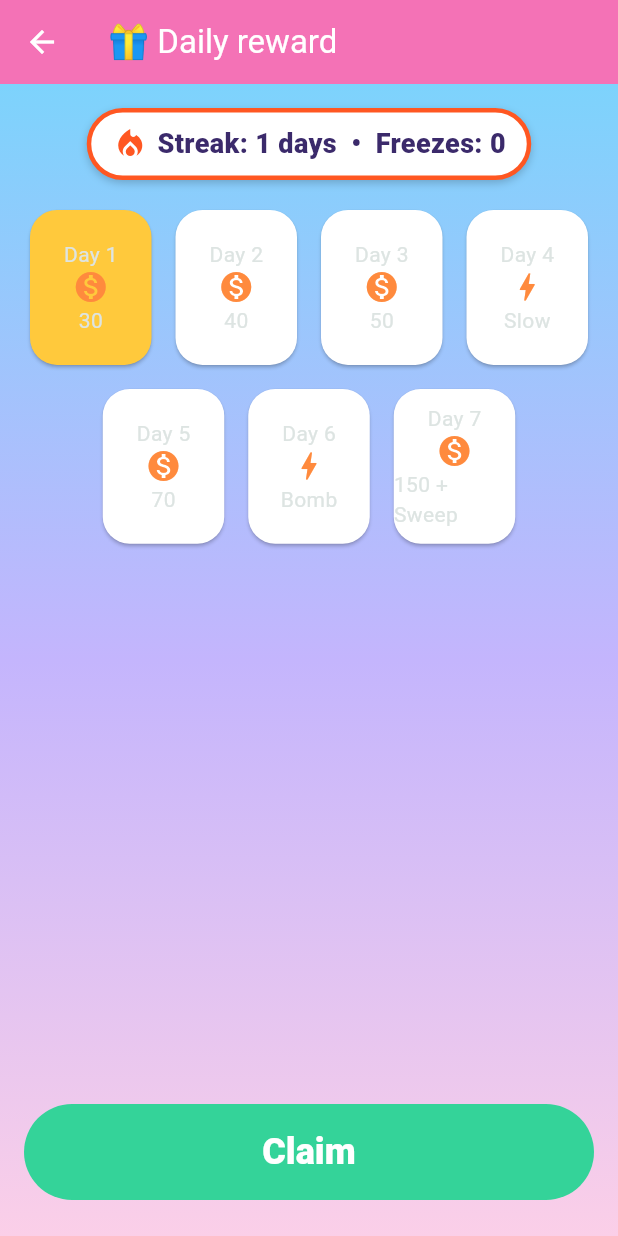
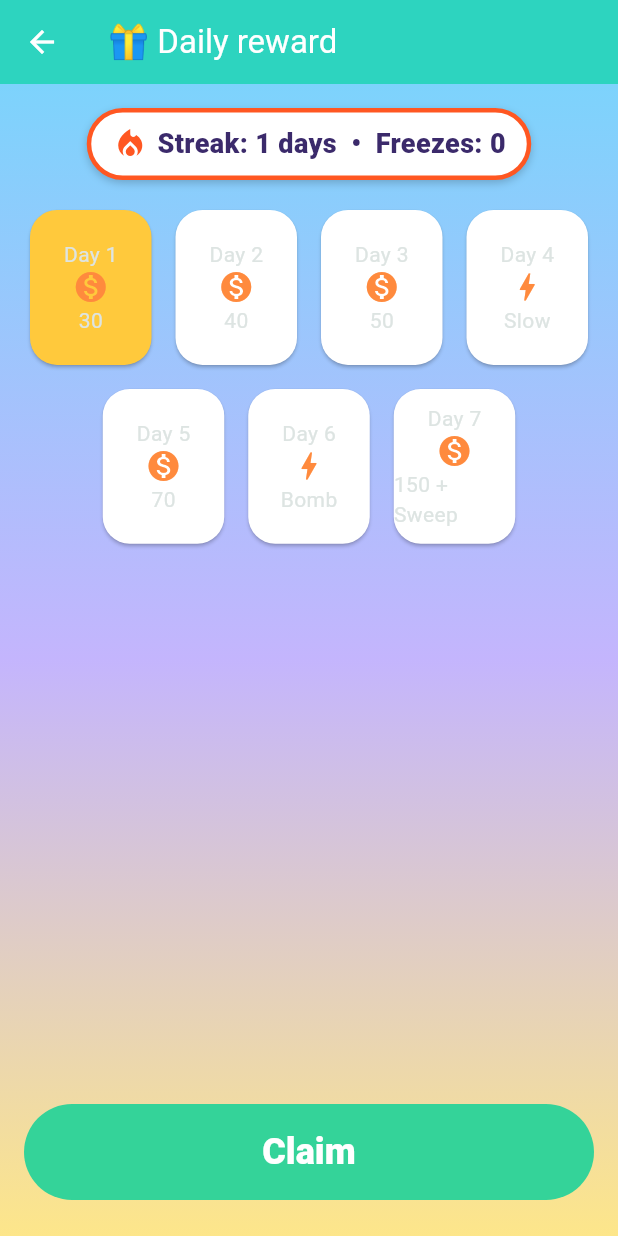
Before and after one commit to ya-spark/game-block-fall, a Flutter app: the screen it shows after launch, after a tap on "Daily reward", on a phone screen of 412 x 824 dp. Run offline on Flutter 3.47's test engine with Material 3 defaults, Android fonts, the phone set to English and light mode, and no system bars; our stand-ins replace flutter_local_notifications, flutter_timezone, google_mobile_ads, in_app_purchase, shared_preferences, timezone and 1 more; missing offline and left inert: flame; statements that could not run were skipped.

Commit message:
Unify home button layout with Block Puzzle; colorful, gender-neutral game pages
Co-Authored-By: Claude Sonnet 5.5 <noreply@anthropic.com>

```diff
--- a/lib/ui/daily_reward_screen.dart
+++ b/lib/ui/daily_reward_screen.dart
@@ -18,7 +18,7 @@ class DailyRewardScreen extends StatelessWidget {
     return Scaffold(
       appBar: AppBar(
         title: const Text('\u{1F381} Daily reward'),
-        backgroundColor: KidColors.pink,
+        backgroundColor: KidColors.teal,
         foregroundColor: Colors.white,
       ),
       body: KidBackground(
--- a/lib/ui/game_screen.dart
+++ b/lib/ui/game_screen.dart
@@ -387,7 +387,7 @@ class _GameScreenState extends State<GameScreen> with WidgetsBindingObserver {
             gradient: RadialGradient(
               center: Alignment(0, -1),
               radius: 1.4,
-              colors: [Color(0xFF1D4552), Color(0xFF0F2430), Color(0xFF0A1822)],
+              colors: [Color(0xFF35C2D8), Color(0xFF2C73E0), Color(0xFF4A3FB5)],
               stops: [0, 0.55, 1],
             ),
           ),
--- a/lib/ui/home_screen.dart
+++ b/lib/ui/home_screen.dart
@@ -64,7 +64,7 @@ class _HomeScreenState extends State<HomeScreen> with WidgetsBindingObserver {
                 child: SingleChildScrollView(
                   child: Column(
                     mainAxisSize: MainAxisSize.min,
-                    spacing: 10,
+                    spacing: 14,
                     children: [
                       PopIn(
                         child: Text(
@@ -133,8 +133,8 @@ class _HomeScreenState extends State<HomeScreen> with WidgetsBindingObserver {
                           label: 'Daily reward',
                           icon: Icons.card_giftcard,
                           emoji: '\u{1F381}',
-                          top: KidColors.pink,
-                          bottom: KidColors.pinkDark,
+                          top: KidColors.teal,
+                          bottom: KidColors.tealDark,
                           index: 1,
                           badge: profile.dailyRewardAvailable,
                           onPressed: () => _open(const DailyRewardScreen()),
--- a/lib/ui/widgets.dart
+++ b/lib/ui/widgets.dart
@@ -4,15 +4,15 @@ import 'package:flutter/material.dart';
 class KidColors {
   static const sky1 = Color(0xFF7DD3FC);
   static const sky2 = Color(0xFFC4B5FD);
-  static const sky3 = Color(0xFFFBCFE8);
+  static const sky3 = Color(0xFFFDE68A);
   static const sun = Color(0xFFFFC93C);
   static const orange = Color(0xFFFF8A3D);
   static const green = Color(0xFF34D399);
   static const greenDark = Color(0xFF059669);
   static const blue = Color(0xFF38BDF8);
   static const blueDark = Color(0xFF0284C7);
-  static const pink = Color(0xFFF472B6);
-  static const pinkDark = Color(0xFFDB2777);
+  static const teal = Color(0xFF2DD4BF);
+  static const tealDark = Color(0xFF0D9488);
   static const purple = Color(0xFFA78BFA);
   static const purpleDark = Color(0xFF7C3AED);
   static const ink = Color(0xFF3B2A6B);
@@ -133,7 +133,7 @@ class _MenuButtonState extends State<MenuButton> {
 
   @override
   Widget build(BuildContext context) {
-    final height = widget.primary ? 80.0 : 60.0;
+    final height = widget.primary ? 76.0 : 64.0;
     final button = AnimatedScale(
       scale: _pressed ? 0.95 : 1,
       duration: const Duration(milliseconds: 90),
@@ -205,7 +205,7 @@ class _MenuButtonState extends State<MenuButton> {
     return PopIn(
       index: widget.index,
       child: SizedBox(
-        width: 300,
+        width: 290,
         height: height,
         child: _BadgeDot(
           show: widget.badge,
```
